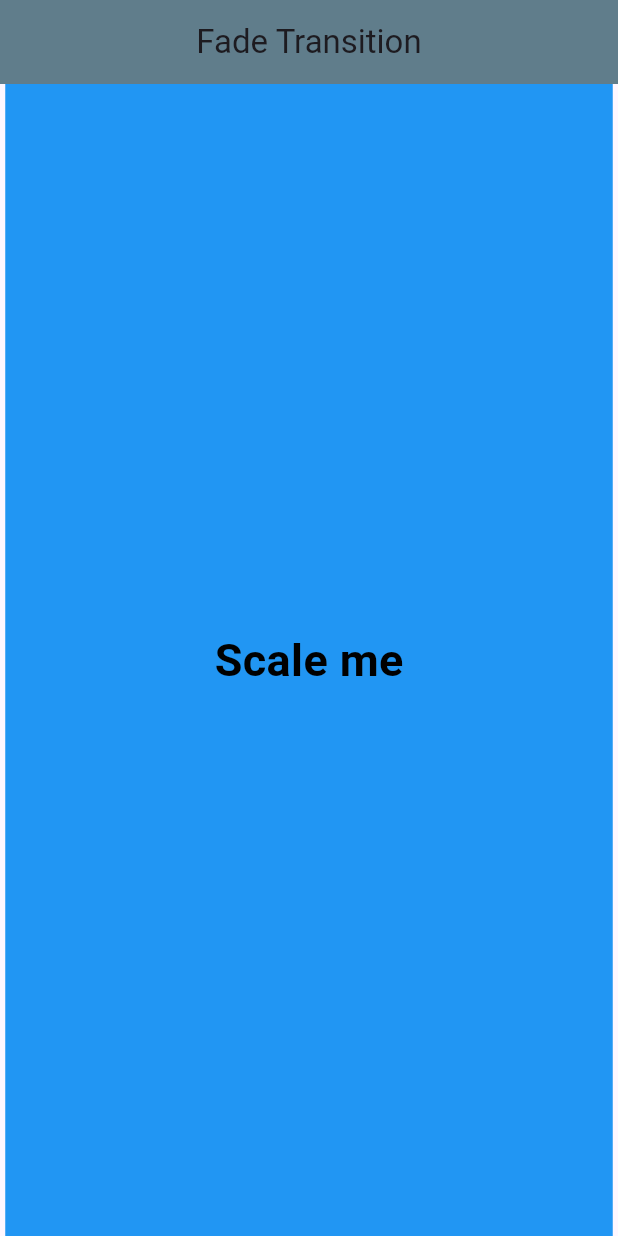
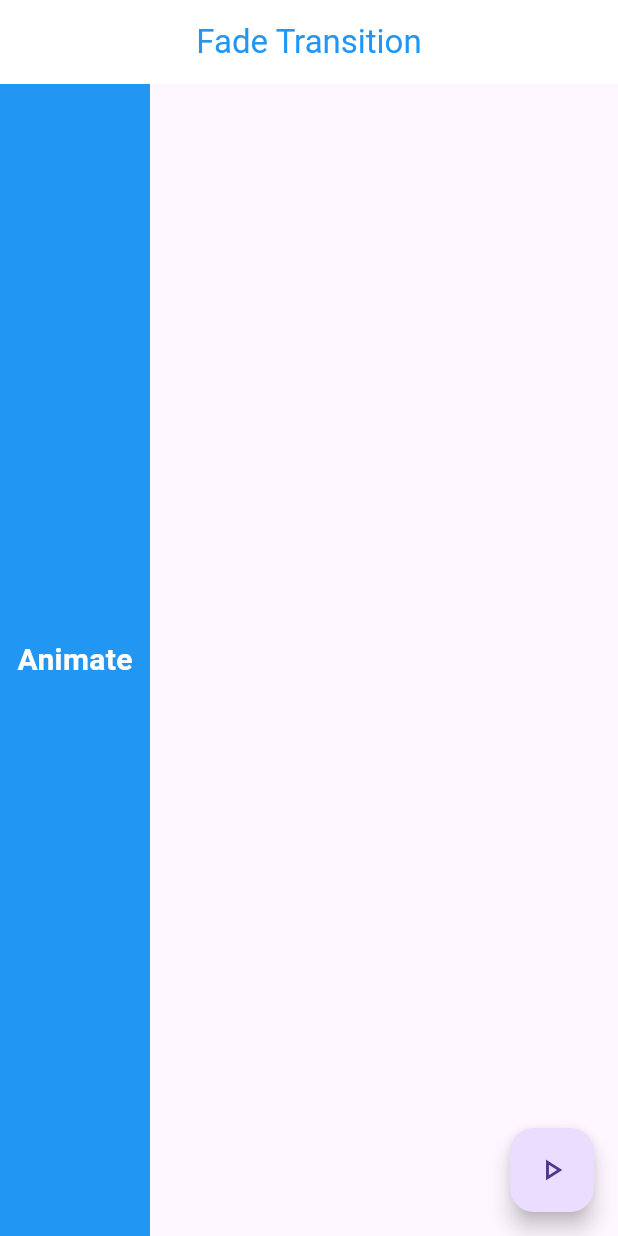
Before and after one commit to Darwynkjoy/animated_container, a Flutter app: the screen it shows after launch, on a phone screen of 412 x 824 dp. Run offline on Flutter 3.47's test engine with Material 3 defaults, Android fonts, the phone set to English and light mode, and no system bars.

Commit message:
daily push

```diff
--- a/lib/main.dart
+++ b/lib/main.dart
@@ -1,6 +1,9 @@
 import 'package:animated_container/animated_container.dart';
 import 'package:animated_container/fade_transition.dart';
+import 'package:animated_container/rotation_animation.dart';
 import 'package:animated_container/scale_transition.dart';
+import 'package:animated_container/slide_transition.dart';
+import 'package:animated_container/tween_animationbuilder.dart';
 import 'package:flutter/material.dart';
 
 void main() {
@@ -16,7 +19,7 @@ class MyApp extends StatelessWidget {
     return MaterialApp(
       title: 'Flutter Demo',
       debugShowCheckedModeBanner: false,
-      home: ScaleTransitionDemo(),
+      home: TweenAnimationbuilderExample(),
     );
   }
 }
--- /dev/null
+++ b/lib/tween_animationbuilder.dart
@@ -0,0 +1,45 @@
+import 'package:flutter/material.dart';
+
+class TweenAnimationbuilderExample extends StatefulWidget{
+  TweenAnimationbuilderExample({super.key});
+  @override
+  State<TweenAnimationbuilderExample> createState()=> _TweenAnimationbuilderExampleState();
+}
+
+class _TweenAnimationbuilderExampleState extends State<TweenAnimationbuilderExample>
+with SingleTickerProviderStateMixin{
+  bool _isLarge=false;
+  @override
+  Widget build(BuildContext context){
+    return Scaffold(
+      appBar: AppBar(
+        title: Text("Fade Transition",style: TextStyle(color: Colors.blue),),
+        centerTitle: true,
+        backgroundColor: Colors.white,
+      ),
+      body: TweenAnimationBuilder(
+      tween: Tween<double>(begin: 100,end: _isLarge ? 420 : 100),
+      duration: Duration(seconds: 2),
+      builder: (context,size,child){
+        return Container(
+          height: 900,
+          width: size,
+          child: child,
+          color: Colors.blue,
+        );
+      },
+      child: Center(
+        child: Text("Animate",style: TextStyle(fontSize: 20,color: Colors.white,fontWeight: FontWeight.bold),),
+      ),
+      ),
+        floatingActionButton: FloatingActionButton(
+          onPressed: (){
+            setState(() {
+              _isLarge=!_isLarge;
+            });
+          },
+          child: Icon(Icons.play_arrow_outlined),
+          ),
+    );
+  }
+}
```
Also changed, not shown: lib/rotation_animation.dart (added, +58 -0 lines), lib/slide_transition.dart (added, +51 -0 lines).
